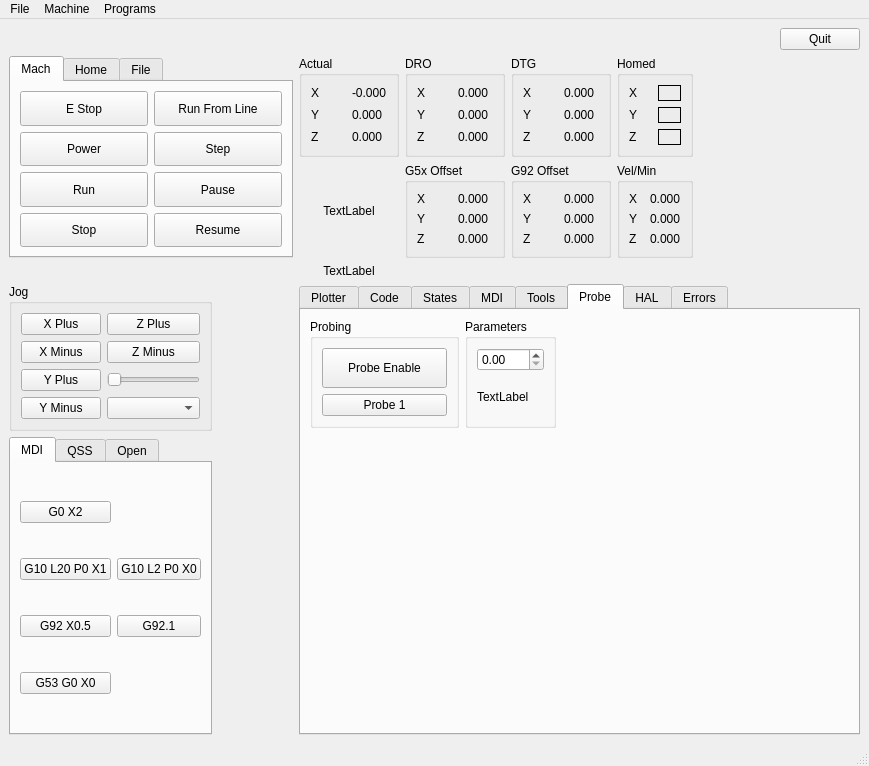
First picture: the form in examples/testgui/test.ui, repository jethornton/flexgui, before the edit.
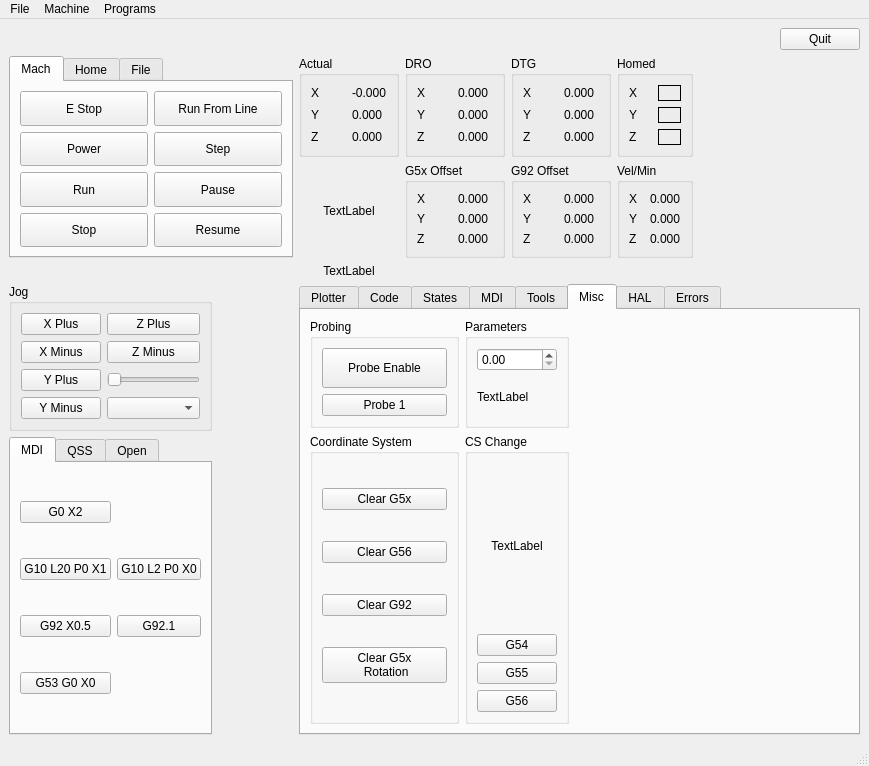
Second picture: the form after the edit. The open tabs and pages were chosen to show the change.

Patch:
```diff
--- a/examples/testgui/test.ui
+++ b/examples/testgui/test.ui
@@ -692,7 +692,7 @@
       </widget>
       <widget class="QWidget" name="tab_13">
        <attribute name="title">
-        <string>Probe</string>
+        <string>Misc</string>
        </attribute>
        <layout class="QGridLayout" name="gridLayout_19">
         <item row="0" column="2">
@@ -708,19 +708,6 @@
           </property>
          </spacer>
         </item>
-        <item row="1" column="1">
-         <spacer name="verticalSpacer_3">
-          <property name="orientation">
-           <enum>Qt::Vertical</enum>
-          </property>
-          <property name="sizeHint" stdset="0">
-           <size>
-            <width>20</width>
-            <height>40</height>
-           </size>
-          </property>
-         </spacer>
-        </item>
         <item row="0" column="0">
          <widget class="QGroupBox" name="groupBox_5">
           <property name="title">
@@ -794,6 +781,103 @@
           </layout>
          </widget>
         </item>
+        <item row="1" column="0">
+         <widget class="QGroupBox" name="groupBox_13">
+          <property name="title">
+           <string>Coordinate System</string>
+          </property>
+          <layout class="QVBoxLayout" name="verticalLayout_4">
+           <item>
+            <widget class="QPushButton" name="clear_coord_0">
+             <property name="text">
+              <string>Clear G5x</string>
+             </property>
+            </widget>
+           </item>
+           <item>
+            <widget class="QPushButton" name="clear_coord_2">
+             <property name="text">
+              <string>Clear G56</string>
+             </property>
+            </widget>
+           </item>
+           <item>
+            <widget class="QPushButton" name="clear_coord_10">
+             <property name="text">
+              <string>Clear G92</string>
+             </property>
+            </widget>
+           </item>
+           <item>
+            <widget class="QPushButton" name="clear_coord_11">
+             <property name="text">
+              <string>Clear G5x
+ Rotation</string>
+             </property>
+            </widget>
+           </item>
+          </layout>
+         </widget>
+        </item>
+        <item row="1" column="2">
+         <spacer name="verticalSpacer_3">
+          <property name="orientation">
+           <enum>Qt::Vertical</enum>
+          </property>
+          <property name="sizeHint" stdset="0">
+           <size>
+            <width>20</width>
+            <height>40</height>
+           </size>
+          </property>
+         </spacer>
+        </item>
+        <item row="1" column="1">
+         <widget class="QGroupBox" name="groupBox_15">
+          <property name="title">
+           <string>CS Change</string>
+          </property>
+          <layout class="QVBoxLayout" name="verticalLayout_6">
+           <item>
+            <widget class="QLabel" name="g5x_index_lb">
+             <property name="sizePolicy">
+              <sizepolicy hsizetype="Preferred" vsizetype="Minimum">
+               <horstretch>0</horstretch>
+               <verstretch>0</verstretch>
+              </sizepolicy>
+             </property>
+             <property name="text">
+              <string>TextLabel</string>
+             </property>
+             <property name="alignment">
+              <set>Qt::AlignCenter</set>
+             </property>
+            </widget>
+           </item>
+           <item>
+            <widget class="QPushButton" name="change_cs_1">
+             <property name="text">
+              <string>G54</string>
+             </property>
+            </widget>
+           </item>
+           <item>
+            <widget class="QPushButton" name="change_cs_2">
+             <property name="text">
+              <string>G55</string>
+             </property>
+            </widget>
+           </item>
+           <item>
+            <widget class="QPushButton" name="change_cs_3">
+             <property name="text">
+              <string>G56</string>
+             </property>
+            </widget>
+           </item>
+          </layout>
+         </widget>
+        </item>
        </layout>
       </widget>
       <widget class="QWidget" name="tab_3">
```
Left out of the diff: 56 changed lines with no effect on the pictures.
